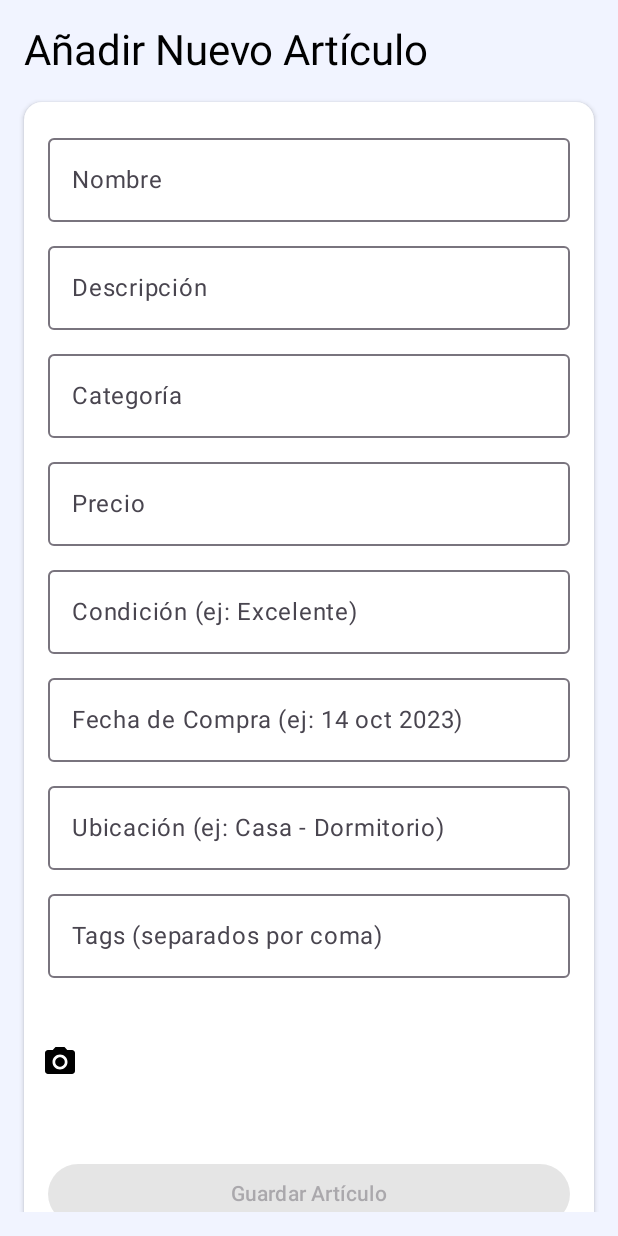
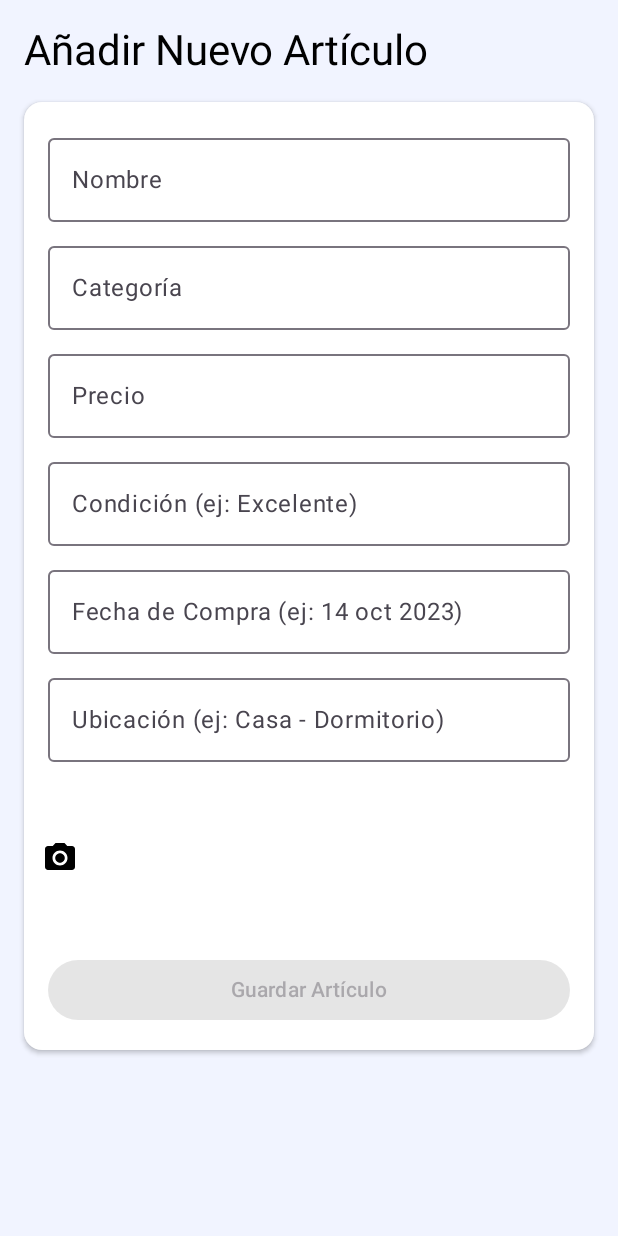
Before and after one commit to nerxzel/ForgetMeNot_F, an Android app built with Jetpack Compose: the AddArticleScreen screen opened through its navigation route, on a phone screen of 412 x 824 dp. Run offline under Robolectric (Android 15) with nearby library versions, the phone set to English and light mode, and no system bars; our stand-ins replace livedata-compose; pictures from the network do not load.

Commit message:
limpieza final

```diff
--- a/app/src/main/java/com/example/forgetmenot/ui/components/ArticleForm.kt
+++ b/app/src/main/java/com/example/forgetmenot/ui/components/ArticleForm.kt
@@ -31,14 +31,6 @@ fun ArticleForm(
             label = { Text("Nombre") },
             modifier = Modifier.fillMaxWidth(),
             singleLine = true
-        )
-        Spacer(Modifier.height(8.dp))
-
-        OutlinedTextField(
-            value = description.value,
-            onValueChange = { description.value = it },
-            label = { Text("Descripción") },
-            modifier = Modifier.fillMaxWidth()
         )
         Spacer(Modifier.height(8.dp))
 
@@ -88,12 +80,5 @@ fun ArticleForm(
         )
         Spacer(Modifier.height(8.dp))
 
-        OutlinedTextField(
-            value = tags.value,
-            onValueChange = { tags.value = it },
-            label = { Text("Tags (separados por coma)") },
-            modifier = Modifier.fillMaxWidth(),
-            singleLine = true
-        )
     }
 }
--- a/app/src/main/java/com/example/forgetmenot/ui/screen/DetailsScreen.kt
+++ b/app/src/main/java/com/example/forgetmenot/ui/screen/DetailsScreen.kt
@@ -125,7 +125,7 @@ fun DetailsScreen(
                 elevation = CardDefaults.cardElevation(defaultElevation = 2.dp),
                 colors = CardDefaults.cardColors(containerColor = MaterialTheme.colorScheme.surface)
             ) {
-                Column(modifier = Modifier.padding(16.dp)) {
+                Column(modifier = Modifier.padding(12.dp)) {
             ArticleForm(
                 name = name,
                 description = description,
@@ -177,8 +177,6 @@ fun DetailsScreen(
                     tags.value
                 )
             }
-
-            Spacer(Modifier.height(16.dp))
 
             if (imageUri != null) {
                 AsyncImage(
```
